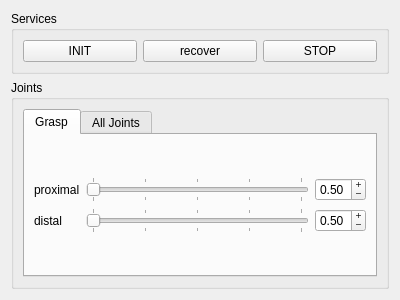
christian-rauch/schunk_ui, file resource/ui/SchunkJoints.ui: the form before one commit.
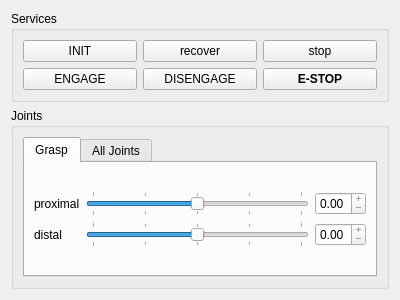
The form after the commit.

Commit message: only use sliders for changing values, more services

```diff
--- a/resource/ui/SchunkJoints.ui
+++ b/resource/ui/SchunkJoints.ui
@@ -19,31 +19,54 @@
      <property name="title">
       <string>Services</string>
      </property>
-     <layout class="QHBoxLayout" name="horizontalLayout_3">
-      <item>
-       <layout class="QHBoxLayout" name="buttons_service">
-        <item>
+     <layout class="QGridLayout" name="gridLayout_7">
+      <item row="1" column="0">
+       <widget class="QPushButton" name="button_engage">
+        <property name="text">
+         <string>ENGAGE</string>
+        </property>
+       </widget>
+      </item>
+      <item row="0" column="2">
+       <widget class="QPushButton" name="button_stop">
+        <property name="text">
+         <string>stop</string>
+        </property>
+       </widget>
+      </item>
+      <item row="1" column="1">
+       <widget class="QPushButton" name="button_disengage">
+        <property name="text">
+         <string>DISENGAGE</string>
+        </property>
+       </widget>
+      </item>
+      <item row="0" column="0">
          <widget class="QPushButton" name="button_init">
           <property name="text">
            <string>INIT</string>
           </property>
          </widget>
         </item>
-        <item>
+      <item row="0" column="1">
          <widget class="QPushButton" name="button_recover">
           <property name="text">
            <string>recover</string>
           </property>
          </widget>
         </item>
-        <item>
-         <widget class="QPushButton" name="button_stop">
+      <item row="1" column="2">
+       <widget class="QPushButton" name="button_estop">
+        <property name="font">
+         <font>
+          <weight>75</weight>
+          <bold>true</bold>
+         </font>
+        </property>
           <property name="text">
-           <string>STOP</string>
-          </property>
-         </widget>
-        </item>
-       </layout>
+         <string>E-STOP</string>
+        </property>
+       </widget>
       </item>
      </layout>
     </widget>
@@ -75,6 +98,9 @@
             </item>
             <item row="1" column="2">
              <widget class="QDoubleSpinBox" name="distal_spinbox">
+              <property name="readOnly">
+               <bool>true</bool>
+              </property>
               <property name="buttonSymbols">
                <enum>QAbstractSpinBox::PlusMinus</enum>
               </property>
@@ -84,9 +110,6 @@
               <property name="singleStep">
                <double>0.020000000000000</double>
               </property>
-              <property name="value">
-               <double>0.500000000000000</double>
-              </property>
              </widget>
             </item>
             <item row="1" column="0">
@@ -107,8 +130,8 @@
               <property name="pageStep">
                <number>100</number>
               </property>
-              <property name="sliderPosition">
-               <number>0</number>
+              <property name="value">
+               <number>500</number>
               </property>
               <property name="orientation">
                <enum>Qt::Horizontal</enum>
@@ -123,6 +146,9 @@
             </item>
             <item row="0" column="2">
              <widget class="QDoubleSpinBox" name="proximal_spinbox">
+              <property name="readOnly">
+               <bool>true</bool>
+              </property>
               <property name="buttonSymbols">
                <enum>QAbstractSpinBox::PlusMinus</enum>
               </property>
@@ -132,9 +158,6 @@
               <property name="singleStep">
                <double>0.020000000000000</double>
               </property>
-              <property name="value">
-               <double>0.500000000000000</double>
-              </property>
              </widget>
             </item>
             <item row="0" column="1">
@@ -149,7 +172,7 @@
                <number>100</number>
               </property>
               <property name="value">
-               <number>0</number>
+               <number>500</number>
               </property>
               <property name="orientation">
                <enum>Qt::Horizontal</enum>
```
Lines whose indentation alone changed are shown as unchanged. The commit also changes 1 other file.
